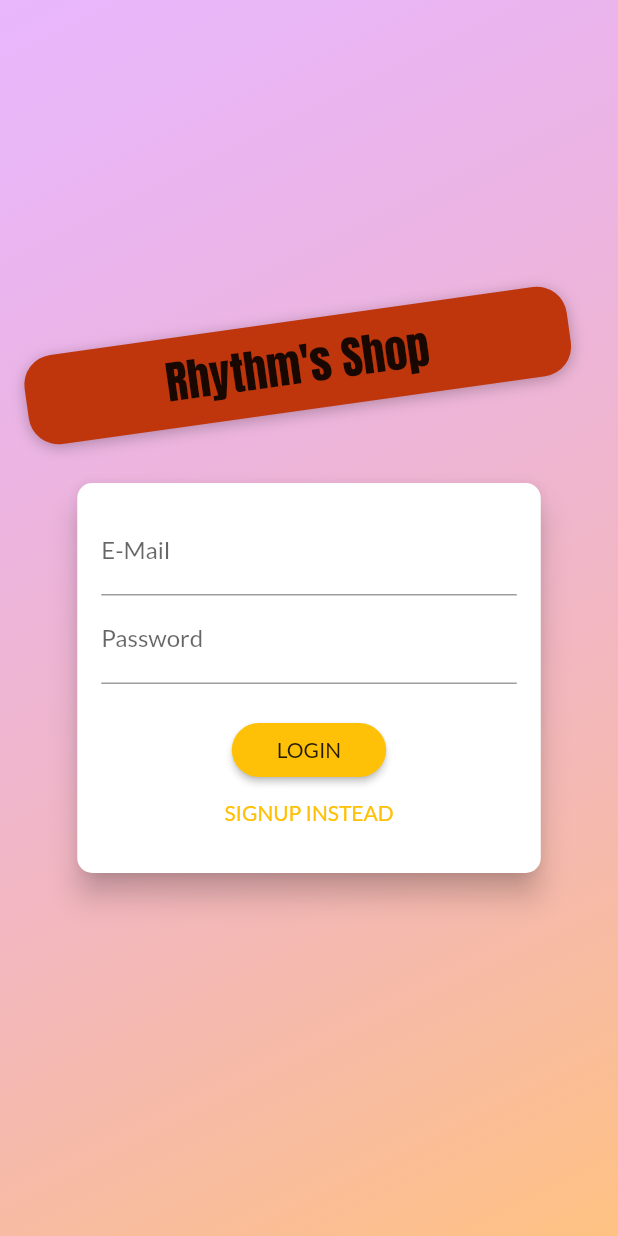
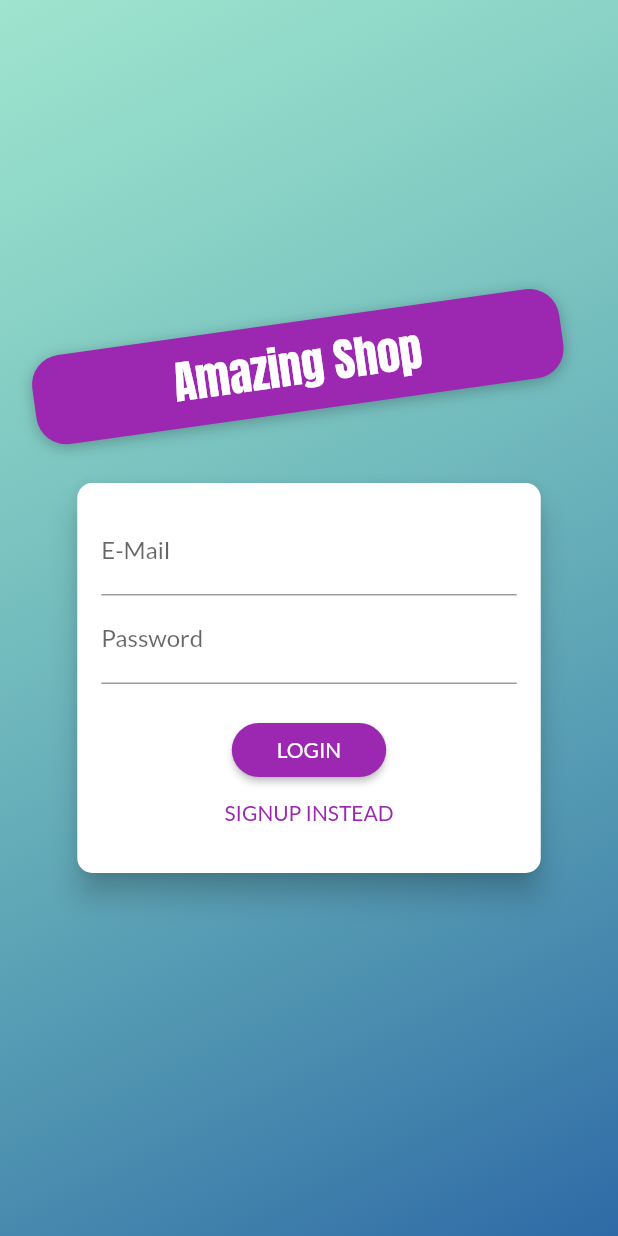
Before and after one commit to rhythmbhiwani/flutter-shop-app, a Flutter app: the screen it shows after launch, on a phone screen of 412 x 824 dp. Run offline on Flutter 3.47's test engine with Material 2 defaults, Android fonts, the phone set to English and light mode, and no system bars; our stand-ins replace shared_preferences.

```diff
--- a/lib/main.dart
+++ b/lib/main.dart
@@ -49,10 +49,10 @@ class MyApp extends StatelessWidget {
         ],
         child: Consumer<Auth>(
           builder: (ctx, authData, _) => MaterialApp(
-            title: 'MyShop',
+            title: 'Amazing Shop',
             theme: ThemeData(
-              primarySwatch: Colors.amber,
-              accentColor: Colors.amberAccent,
+              primarySwatch: Colors.purple,
+              accentColor: Colors.purpleAccent,
               fontFamily: 'Lato',
               pageTransitionsTheme: PageTransitionsTheme(builders: {
                 TargetPlatform.android: CustomPageTransitionBuilder()
--- a/lib/providers/auth.dart
+++ b/lib/providers/auth.dart
@@ -32,7 +32,7 @@ class Auth with ChangeNotifier {
   Future<void> _authenticate(
       String email, String password, String urlSegment) async {
     final url =
-        "https://identitytoolkit.googleapis.com/v1/accounts:$urlSegment?key=AIzaSyDPqA7pkD8-VP1B1ZRu592J98upZ-LX8Rw";
+        "https://identitytoolkit.googleapis.com/v1/accounts:$urlSegment?key=AIzaSyAgLKpF0dCTijsLAF-gbV5-myO2U_E7fbo";
     try {
       final response = await http.post(url,
           body: json.encode({
--- a/lib/providers/orders.dart
+++ b/lib/providers/orders.dart
@@ -31,7 +31,7 @@ class Orders with ChangeNotifier {
 
   Future<void> fetchAndSetOrder() async {
     final url =
-        'https://flutter-shop-e51de.firebaseio.com/orders/$userId.json?auth=$token';
+        'https://amazing-shop-20769.firebaseio.com/orders/$userId.json?auth=$token';
     final response = await http.get(url);
     final List<OrderItem> loadedOrders = [];
     final extractedData = json.decode(response.body) as Map<String, dynamic>;
@@ -61,7 +61,7 @@ class Orders with ChangeNotifier {
 
   Future<void> addOrder(List<CartItem> cartProducts, double total) async {
     final url =
-        'https://flutter-shop-e51de.firebaseio.com/orders/$userId.json?auth=$token';
+        'https://amazing-shop-20769.firebaseio.com/orders/$userId.json?auth=$token';
     final timestamp = DateTime.now();
     final response = await http.post(url,
         body: json.encode({
--- a/lib/providers/product.dart
+++ b/lib/providers/product.dart
@@ -25,7 +25,7 @@ class Product with ChangeNotifier {
     isFavorite = !oldStatus;
     notifyListeners();
     final url =
-        'https://flutter-shop-e51de.firebaseio.com/userFavorites/$userId/$id.json?auth=$token';
+        'https://amazing-shop-20769.firebaseio.com/userFavorites/$userId/$id.json?auth=$token';
     final response = await http.put(url,
         body: json.encode(
           isFavorite,
--- a/lib/providers/products.dart
+++ b/lib/providers/products.dart
@@ -28,7 +28,7 @@ class Products with ChangeNotifier {
     final filterString =
         filterByUser ? 'orderBy="creatorId"&equalTo="$userId"' : '';
     var url =
-        'https://flutter-shop-e51de.firebaseio.com/products.json?auth=$authToken&$filterString';
+        'https://amazing-shop-20769.firebaseio.com/products.json?auth=$authToken&$filterString';
     try {
       final response = await http.get(url);
       final extractedData = json.decode(response.body) as Map<String, dynamic>;
@@ -36,7 +36,7 @@ class Products with ChangeNotifier {
         return;
       }
       url =
-          'https://flutter-shop-e51de.firebaseio.com/userFavorites/$userId.json?auth=$authToken';
+          'https://amazing-shop-20769.firebaseio.com/userFavorites/$userId.json?auth=$authToken';
       final favoriteResponse = await http.get(url);
       final favoriteData = json.decode(favoriteResponse.body);
       final List<Product> loadedProducts = [];
@@ -59,7 +59,7 @@ class Products with ChangeNotifier {
 
   Future<void> addProduct(Product product) async {
     final url =
-        'https://flutter-shop-e51de.firebaseio.com/products.json?auth=$authToken';
+        'https://amazing-shop-20769.firebaseio.com/products.json?auth=$authToken';
     try {
       final response = await http.post(url,
           body: json.encode({
@@ -78,6 +78,7 @@ class Products with ChangeNotifier {
       );
       _items.add(newProduct);
       notifyListeners();
+      fetechAndSetProducts(true);
     } catch (error) {
       throw error;
     }
@@ -87,7 +88,7 @@ class Products with ChangeNotifier {
     final prodIndex = _items.indexWhere((prod) => prod.id == id);
     if (prodIndex >= 0) {
       final url =
-          'https://flutter-shop-e51de.firebaseio.com/products/$id.json?auth=$authToken';
+          'https://amazing-shop-20769.firebaseio.com/products/$id.json?auth=$authToken';
       await http.patch(url,
           body: json.encode({
             'title': newProduct.title,
@@ -97,6 +98,7 @@ class Products with ChangeNotifier {
           }));
       _items[prodIndex] = newProduct;
       notifyListeners();
+      fetechAndSetProducts(true);
     } else {
       print("Error finding product");
     }
@@ -104,21 +106,20 @@ class Products with ChangeNotifier {
 
   Future<void> deleteProduct(String id) async {
     final url =
-        'https://flutter-shop-e51de.firebaseio.com/products/$id.json?auth=$authToken';
+        'https://amazing-shop-20769.firebaseio.com/products/$id.json?auth=$authToken';
     final existingProductIndex = _items.indexWhere((prod) => prod.id == id);
     var existingProduct = _items[existingProductIndex];
-    print(existingProduct);
     _items.remove(existingProductIndex);
     notifyListeners();
     final response = await http.delete(url);
     if (response.statusCode >= 400) {
       _items.insert(existingProductIndex, existingProduct);
       notifyListeners();
-      fetechAndSetProducts();
+      fetechAndSetProducts(true);
       throw HttpException("Some Error Occured");
     }
     existingProduct = null;
     notifyListeners();
-    fetechAndSetProducts();
+    fetechAndSetProducts(true);
   }
 }
--- a/lib/screens/auth_screen.dart
+++ b/lib/screens/auth_screen.dart
@@ -1,6 +1,6 @@
 import 'dart:math';
 
-import 'package:SHOP_APP/models/http_exception.dart';
+import '../models/http_exception.dart';
 
 import '../providers/auth.dart';
 import 'package:flutter/material.dart';
@@ -22,8 +22,8 @@ class AuthScreen extends StatelessWidget {
             decoration: BoxDecoration(
               gradient: LinearGradient(
                 colors: [
-                  Color.fromRGBO(215, 117, 255, 1).withOpacity(0.5),
-                  Color.fromRGBO(255, 188, 117, 1).withOpacity(0.9),
+                  Color.fromRGBO(67, 206, 162, 1).withOpacity(0.5),
+                  Color.fromRGBO(24, 90, 157, 1).withOpacity(0.9),
                 ],
                 begin: Alignment.topLeft,
                 end: Alignment.bottomRight,
@@ -48,7 +48,7 @@ class AuthScreen extends StatelessWidget {
                         ..translate(-10.0),
                       decoration: BoxDecoration(
                         borderRadius: BorderRadius.circular(20),
-                        color: Colors.deepOrange.shade900,
+                        color: Colors.purple,
                         boxShadow: [
                           BoxShadow(
                             blurRadius: 8,
@@ -58,10 +58,10 @@ class AuthScreen extends StatelessWidget {
                         ],
                       ),
                       child: Text(
-                        'Rhythm\'s Shop',
+                        'Amazing Shop',
                         style: TextStyle(
                           // ignore: deprecated_member_use
-                          color: Theme.of(context).accentTextTheme.title.color,
+                          color: Colors.white,
                           fontSize: 30,
                           fontFamily: 'Anton',
                           fontWeight: FontWeight.normal,
--- a/lib/screens/cart_screen.dart
+++ b/lib/screens/cart_screen.dart
@@ -30,7 +30,10 @@ class CartScreen extends StatelessWidget {
                   ),
                   const Spacer(),
                   Chip(
-                    label: Text('₹${cart.totalAmount.toStringAsFixed(2)}'),
+                    label: Text(
+                      '₹${cart.totalAmount.toStringAsFixed(2)}',
+                      style: TextStyle(color: Colors.white),
+                    ),
                     backgroundColor: Theme.of(context).primaryColor,
                   ),
                   OrderButton(cart: cart),
--- a/lib/screens/product_detail_screen.dart
+++ b/lib/screens/product_detail_screen.dart
@@ -21,7 +21,7 @@ class ProductDetailScreen extends StatelessWidget {
               title: Text(
                 loadedProduct.title,
                 style: TextStyle(
-                    color: Colors.black, backgroundColor: Colors.amber),
+                    color: Colors.white, backgroundColor: Colors.purple),
               ),
               background: Hero(
                 tag: loadedProduct.id,
--- a/lib/screens/products_overview_screen.dart
+++ b/lib/screens/products_overview_screen.dart
@@ -43,7 +43,7 @@ class _ProductsOverviewScreenState extends State<ProductsOverviewScreen> {
   Widget build(BuildContext context) {
     return Scaffold(
       appBar: AppBar(
-        title: Text('Rhythm\'s Shop'),
+        title: Text('Amazing Shop'),
         actions: <Widget>[
           Consumer<Cart>(
             builder: (_, cart, child) {
--- a/lib/widgets/products_grid.dart
+++ b/lib/widgets/products_grid.dart
@@ -10,7 +10,11 @@ class ProductsGrid extends StatelessWidget {
   Widget build(BuildContext context) {
     final productsData = Provider.of<Products>(context);
     final products = showFav ? productsData.favItems : productsData.items;
-    return GridView.builder(
+    return products.length <= 0
+        ? Center(
+            child: Text('No Products Yet, add using manage products!'),
+          )
+        : GridView.builder(
             padding: const EdgeInsets.all(10.0),
             itemCount: products.length,
             itemBuilder: (ctx, index) => ChangeNotifierProvider.value(
```
Also changed, not shown: pubspec.lock. Lines whose indentation alone changed are shown as unchanged.
